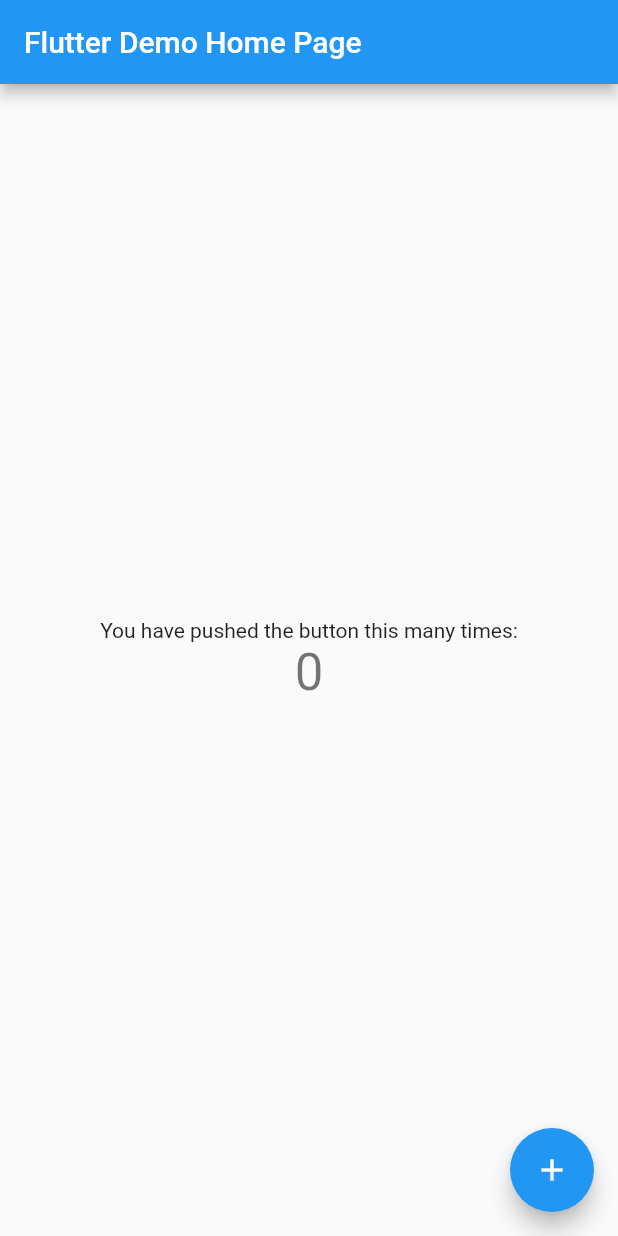
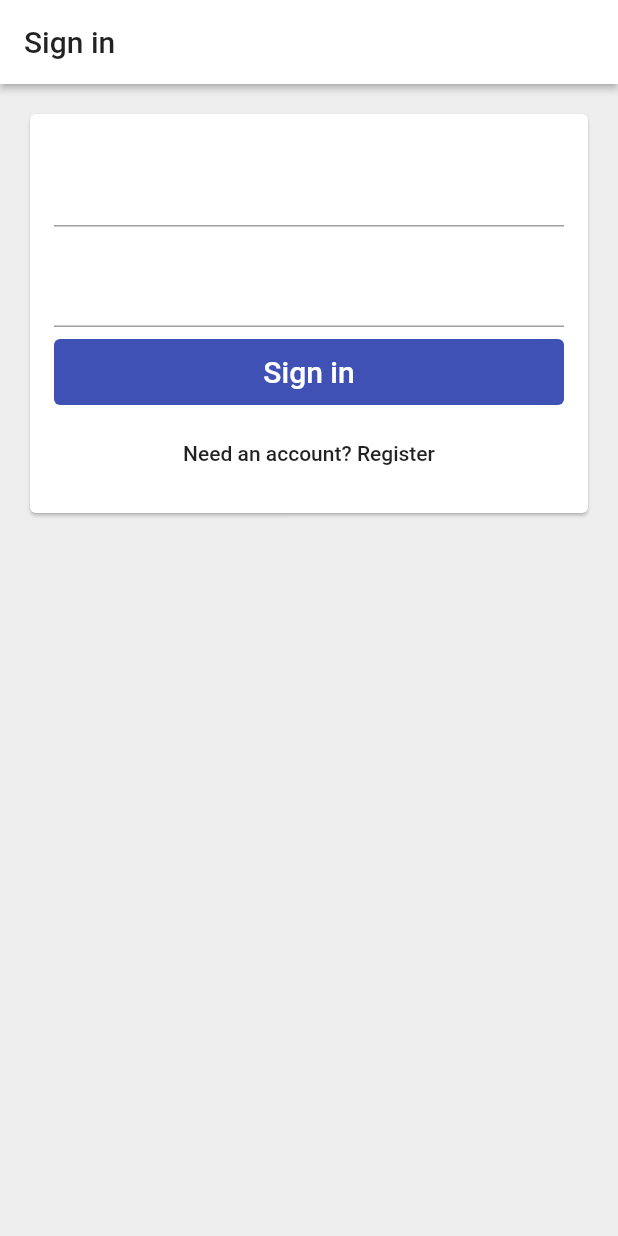
Before and after one commit to txconvergent/s20-community-safety, a Flutter app: the screen it shows after launch, on a phone screen of 412 x 824 dp. Run offline on Flutter 3.47's test engine with Material 2 defaults, Android fonts, the phone set to English and light mode, and no system bars; our stand-ins replace firebase_auth; accounts and stored records are empty.

Commit message:
"Added Firebase Authentication"

```diff
--- /dev/null
+++ b/route/lib/components/formButton.dart
@@ -0,0 +1,15 @@
+import 'package:flutter/material.dart';
+import 'package:route/components/raised_button.dart';
+
+
+class FormButton extends CustomRaisedButton {
+  FormButton ({
+    @required String text,
+    VoidCallback onPressed,
+  }) : super (child: Text(text, style: TextStyle(color: Colors.white, fontSize: 20.0)),
+              height: 44,
+              color: Colors.indigo,
+              borderRadius: 4.0,
+              onPressed: onPressed
+              );
+}
--- /dev/null
+++ b/route/lib/components/platform_exceptions_alert.dart
@@ -0,0 +1,32 @@
+import 'package:flutter/foundation.dart';
+import 'package:flutter/services.dart';
+
+import 'platform_alert_dialog.dart';
+class PlatformExceptionAlert extends PlatformAlert {
+  final PlatformException exception;
+  final String title;
+
+  PlatformExceptionAlert({
+    @required this.title,
+    @required this.exception
+  }) : super (
+    title: title,
+    content: _message(exception),
+    actionLabel: 'Ok'
+  );
+
+  static String _message(PlatformException exception) {
+    return errors[exception.message] ?? exception.message;
+  }
+
+  static Map<String, String> errors = {
+  'ERROR_WEAK_PASSWORD' : 'The password is not strong enough.',
+  'ERROR_INVALID_EMAIL' : 'The email is invalid.',
+  'ERROR_EMAIL_ALREADY_IN_USE' : 'The email is already in use.',
+  'ERROR_WRONG_PASSWORD' : 'The password is invalid',
+  'ERROR_USER_NOT_FOUND' : 'The user could not be found.',
+  'ERROR_USER_DISABLED' : 'The user is disabled',
+  'ERROR_TOO_MANY_REQUESTS' : 'There were too many attempts to sign in as this user.',
+  'ERROR_OPERATION_NOT_ALLOWED' : 'Indicates that Email & Password accounts are not enabled.'
+  };
+}
--- /dev/null
+++ b/route/lib/landing_page.dart
@@ -0,0 +1,26 @@
+import 'package:flutter/material.dart';
+import 'package:provider/provider.dart';
+import 'screens/home_page.dart';
+import 'screens/sign_in/email_sign_in.dart';
+import 'services/auth.dart';
+
+class LandingPage extends StatelessWidget {
+
+  @override
+  Widget build(BuildContext context) {
+    final AuthBase auth = Provider.of<AuthBase>(context);
+    return StreamBuilder<User> (stream: auth.onAuthStateChanged,
+      builder: (context, snapshot) {
+        if(snapshot.connectionState == ConnectionState.active) {
+          User user = snapshot.data;
+          if(user == null) {
+            return EmailSignIn();
+          } else {
+            return HomePage();
+          }
+        } else {
+          return Scaffold(body: Center(child: CircularProgressIndicator()));
+        }
+      });
+  }
+}
--- a/route/lib/main.dart
+++ b/route/lib/main.dart
@@ -1,4 +1,8 @@
 import 'package:flutter/material.dart';
+import 'package:provider/provider.dart';
+import 'package:route/theme/style.dart';
+import 'landing_page.dart';
+import 'services/auth.dart';
 
 void main() => runApp(MyApp());
 
@@ -6,106 +10,13 @@
   // This widget is the root of your application.
   @override
   Widget build(BuildContext context) {
-    return MaterialApp(
-      title: 'Flutter Demo',
-      theme: ThemeData(
-        // This is the theme of your application.
-        //
-        // Try running your application with "flutter run". You'll see the
-        // application has a blue toolbar. Then, without quitting the app, try
-        // changing the primarySwatch below to Colors.green and then invoke
-        // "hot reload" (press "r" in the console where you ran "flutter run",
-        // or simply save your changes to "hot reload" in a Flutter IDE).
-        // Notice that the counter didn't reset back to zero; the application
-        // is not restarted.
-        primarySwatch: Colors.blue,
-      ),
-      home: MyHomePage(title: 'Flutter Demo Home Page'),
+    return Provider<AuthBase>(create: (context) => Auth(),
+          child: MaterialApp(
+        title: 'Flutter Demo',
+        theme: appTheme(),
+        home: LandingPage(),
+        ),
     );
   }
+
 }
-
-class MyHomePage extends StatefulWidget {
-  MyHomePage({Key key, this.title}) : super(key: key);
-
-  // This widget is the home page of your application. It is stateful, meaning
-  // that it has a State object (defined below) that contains fields that affect
-  // how it looks.
-
-  // This class is the configuration for the state. It holds the values (in this
-  // case the title) provided by the parent (in this case the App widget) and
-  // used by the build method of the State. Fields in a Widget subclass are
-  // always marked "final".
-
-  final String title;
-
-  @override
-  _MyHomePageState createState() => _MyHomePageState();
-}
-
-class _MyHomePageState extends State<MyHomePage> {
-  int _counter = 0;
-
-  void _incrementCounter() {
-    setState(() {
-      // This call to setState tells the Flutter framework that something has
-      // changed in this State, which causes it to rerun the build method below
-      // so that the display can reflect the updated values. If we changed
-      // _counter without calling setState(), then the build method would not be
-      // called again, and so nothing would appear to happen.
-      _counter++;
-    });
-  }
-
-  @override
-  Widget build(BuildContext context) {
-    // This method is rerun every time setState is called, for instance as done
-    // by the _incrementCounter method above.
-    //
-    // The Flutter framework has been optimized to make rerunning build methods
-    // fast, so that you can just rebuild anything that needs updating rather
-    // than having to individually change instances of widgets.
-    return Scaffold(
-      appBar: AppBar(
-        // Here we take the value from the MyHomePage object that was created by
-        // the App.build method, and use it to set our appbar title.
-        title: Text(widget.title),
-      ),
-      body: Center(
-        // Center is a layout widget. It takes a single child and positions it
-        // in the middle of the parent.
-        child: Column(
-          // Column is also a layout widget. It takes a list of children and
-          // arranges them vertically. By default, it sizes itself to fit its
-          // children horizontally, and tries to be as tall as its parent.
-          //
-          // Invoke "debug painting" (press "p" in the console, choose the
-          // "Toggle Debug Paint" action from the Flutter Inspector in Android
-          // Studio, or the "Toggle Debug Paint" command in Visual Studio Code)
-          // to see the wireframe for each widget.
-          //
-          // Column has various properties to control how it sizes itself and
-          // how it positions its children. Here we use mainAxisAlignment to
-          // center the children vertically; the main axis here is the vertical
-          // axis because Columns are vertical (the cross axis would be
-          // horizontal).
-          mainAxisAlignment: MainAxisAlignment.center,
-          children: <Widget>[
-            Text(
-              'You have pushed the button this many times:',
-            ),
-            Text(
-              '$_counter',
-              style: Theme.of(context).textTheme.display1,
-            ),
-          ],
-        ),
-      ),
-      floatingActionButton: FloatingActionButton(
-        onPressed: _incrementCounter,
-        tooltip: 'Increment',
-        child: Icon(Icons.add),
-      ), // This trailing comma makes auto-formatting nicer for build methods.
-    );
-  }
-}
--- /dev/null
+++ b/route/lib/models/user.dart
@@ -0,0 +1,7 @@
+
+import 'package:flutter/foundation.dart';
+
+class User {
+  User({@required this.uid});
+  final String uid;
+}
--- /dev/null
+++ b/route/lib/models/validators.dart
@@ -0,0 +1,17 @@
+abstract class StringValidator {
+  bool isValid(String text);
+}
+
+class Validator implements StringValidator {
+    @override
+    bool isValid (String text) {
+      return text.isNotEmpty;
+    }
+}
+
+class EmailPasswordsValidators {
+  final StringValidator emailValidator = Validator();
+  final StringValidator passwordValidator = Validator();
+  final String invalidEmail = 'Email can\'t be empty';
+  final String invalidPassword = 'Password can\'t be empty';
+}
--- /dev/null
+++ b/route/lib/screens/sign_in/components/email_sign_in_bloc.dart
@@ -0,0 +1,44 @@
+import 'dart:async';
+
+import 'package:flutter/foundation.dart';
+
+import '../../../services/auth.dart';
+import 'email_sign_in_model.dart';
+
+class EmailSignInBloc {
+  final StreamController<EmailSignInModel> _modelController = StreamController<EmailSignInModel>();
+  final AuthBase auth;
+  EmailSignInBloc({@required this.auth});
+  Stream<EmailSignInModel> get modelStream => _modelController.stream;
+  EmailSignInModel _model = EmailSignInModel();
+  void dispose() {
+    _modelController.close();
+  }
+
+  void toggleForm() => updateStream(email: '', password: '',
+                        formType: _model.formType == FormType.signIn ? FormType.register: FormType.signIn,
+                        submitted: false, isLoading: false);
+
+  void updateEmail(String email) => updateStream(email: email);
+
+  void updatePassword(String password) => updateStream(password: password);
+
+  void updateStream({String email, String password, FormType formType, bool isLoading, bool submitted}) {
+    _model = _model.update(email: email, password: password, formType: formType, isLoading: isLoading, submitted: submitted);
+    _modelController.add(_model);
+  }
+
+  Future<void> submit() async {
+    updateStream(isLoading: true, submitted: true);
+    try{
+      if(_model.formType == FormType.signIn) {
+        await auth.signInEmail(_model.email, _model.password);
+      } else {
+        await auth.createUser(_model.email, _model.password);
+      }
+    } catch (e) {
+      updateStream(isLoading: false);
+      rethrow;
+    }
+  }
+}
--- /dev/null
+++ b/route/lib/screens/sign_in/components/email_sign_in_form.dart
@@ -0,0 +1,107 @@
+import 'package:flutter/material.dart';
+import 'package:provider/provider.dart';
+import 'package:flutter/services.dart';
+
+
+import '../../../components/formButton.dart';
+import '../../../components/platform_exceptions_alert.dart';
+import '../../../services/auth.dart';
+import 'email_sign_in_bloc.dart';
+import 'email_sign_in_model.dart';
+
+
+class EmailForm extends StatefulWidget {
+  final EmailSignInBloc bloc;
+
+  @override
+  EmailForm({@required this.bloc});
+
+  static Widget create(BuildContext context) {
+    return Provider<EmailSignInBloc>(
+      create: (_) => EmailSignInBloc(auth: Provider.of<AuthBase>(context)),
+      dispose: (context, bloc) => bloc.dispose(),
+      child: Consumer<EmailSignInBloc>(builder: (context, bloc, _) => EmailForm(bloc: bloc))
+    );
+  }
+  _EmailFormState createState() => _EmailFormState();
+}
+
+class _EmailFormState extends State<EmailForm> {
+
+  final TextEditingController _emailController = TextEditingController();
+  final TextEditingController _passwordController = TextEditingController();
+  final FocusNode _emailNode = FocusNode();
+  final FocusNode _passwordNode = FocusNode();
+
+
+  @override
+  void dispose() {
+    _emailController.dispose();
+    _passwordController.dispose();
+    _emailNode.dispose();
+    _passwordNode.dispose();
+    super.dispose();
+  }
+
+  Future<void> _submit() async {
+    try{
+      await widget.bloc.submit();
+      Navigator.of(context).pop();
+    } on PlatformException catch (e) {
+      PlatformExceptionAlert(title: 'Sign in failed', exception: e).show(context);
+    }
+  }
+
+  @override
+  Widget build(BuildContext context) {
+    return StreamBuilder<EmailSignInModel> (
+      stream: widget.bloc.modelStream,
+      initialData: EmailSignInModel(),
+      builder: (context, snapshot) {
+        return Padding(padding: const EdgeInsets.all(16.0),
+          child: Column(mainAxisSize: MainAxisSize.min, crossAxisAlignment: CrossAxisAlignment.stretch,
+          children: _buildChildren(snapshot.data))
+        );
+      }
+    );
+
+  }
+
+
+  void _switchFocus(EmailSignInModel model) {
+    final newFocus = model.emailValidator.isValid(model.email) ? _passwordNode: _emailNode;
+    FocusScope.of(context).requestFocus(newFocus);
+  }
+  void _toggleForm () {
+    widget.bloc.toggleForm();
+    _emailController.clear();
+    _passwordController.clear();
+  }
+
+
+  List<Widget> _buildChildren(EmailSignInModel model) {
+    return [_buildEmail(model),
+            SizedBox(height: 8),
+            _buildPassword(model),
+            SizedBox(height: 8),
+            FormButton(text: model.primaryText, onPressed: model.isValid ? _submit: null),
+            SizedBox(height: 8),
+            FlatButton(child: Text(model.secondaryText) , onPressed: !model.isLoading ? _toggleForm: null)];
+  }
+
+  TextField _buildEmail(EmailSignInModel model) {
+    return TextField(controller: _emailController, focusNode: _emailNode,
+              decoration: InputDecoration(labelText: 'Email', hintText: 'example@example.com', errorText: model.errorEmailText),
+              autocorrect: false, keyboardType: TextInputType.emailAddress, textInputAction: TextInputAction.next,
+              onChanged: widget.bloc.updateEmail, enabled: model.isLoading == false,
+              onEditingComplete: () => _switchFocus(model));
+  }
+
+  TextField _buildPassword(EmailSignInModel model) {
+    return TextField(controller: _passwordController, focusNode: _passwordNode,
+                        decoration: InputDecoration(labelText: 'Password', errorText: model.errorPasswordText),
+                        obscureText: true, textInputAction: TextInputAction.done,
+                        onChanged:  widget.bloc.updatePassword, enabled: model.isLoading == false,
+                        onEditingComplete: _submit);
+  }
+}
--- /dev/null
+++ b/route/lib/screens/sign_in/components/email_sign_in_model.dart
@@ -0,0 +1,47 @@
+
+
+import '../../../models/validators.dart';
+
+enum FormType {signIn, register}
+
+class EmailSignInModel with EmailPasswordsValidators {
+  final String email;
+  final String password;
+  final FormType formType;
+  final bool isLoading;
+  final bool submitted;
+
+  EmailSignInModel({
+  this.email = '',
+  this.password = '',
+  this.formType = FormType.signIn,
+  this.isLoading = false,
+  this.submitted = false});
+
+
+  String get primaryText {
+    return formType == FormType.signIn ? 'Sign in': 'Create an account';
+  }
+
+  String get secondaryText {
+    return formType == FormType.signIn ? 'Need an account? Register': 'Have an account? Sign in';
+  }
+
+  bool get isValid {
+    return !isLoading && emailValidator.isValid(email) &&
+                  passwordValidator.isValid(password);
+  }
+
+  String get errorEmailText {
+    return submitted && !emailValidator.isValid(email) ? invalidEmail: null;
+  }
+  String get errorPasswordText {
+    return submitted && !passwordValidator.isValid(password) ? invalidPassword: null;
+  }
+
+  EmailSignInModel update({String email, String password, FormType formType, bool isLoading, bool submitted}) {
+    return EmailSignInModel(email: email ?? this.email, password: password ?? this.password, formType: formType ?? this.formType,
+      isLoading: isLoading ?? this.isLoading, submitted: submitted ?? this.submitted);
+  }
+
+}
--- /dev/null
+++ b/route/lib/screens/sign_in/email_sign_in.dart
@@ -0,0 +1,18 @@
+import 'package:flutter/material.dart';
+
+import 'components/email_sign_in_form.dart';
+
+class EmailSignIn extends StatelessWidget {
+  @override
+  Widget build(BuildContext context) {
+    return Scaffold(appBar: AppBar(title: Text('Sign in'), elevation: 2),
+            body: SingleChildScrollView(
+              child: Padding(padding: const EdgeInsets.all(16.0),
+                child: Card(
+                  child: EmailForm.create(context))
+                )
+              ),
+            backgroundColor: Colors.grey[200],
+    );
+  }
+}
--- /dev/null
+++ b/route/lib/services/auth.dart
@@ -0,0 +1,54 @@
+import 'package:firebase_auth/firebase_auth.dart';
+
+class User {
+  User({this.uid});
+  final String uid;
+}
+
+
+abstract class AuthBase {
+  Future<User> currentUser();
+  Future<void> signOut();
+  Stream<User> get onAuthStateChanged;
+  Future<User> signInEmail(String email, String password);
+  Future<User> createUser(String email, String password);
+}
+
+class Auth extends AuthBase{
+  final _firebaseAuth = FirebaseAuth.instance;
+
+  User _userFromFirebase(FirebaseUser user) {
+    if(user == null) {
+      return null;
+    }
+    return User(uid: user.uid);
+  }
+
+  @override
+  Stream<User> get onAuthStateChanged {
+    return _firebaseAuth.onAuthStateChanged.map(_userFromFirebase);
+  }
+
+  @override
+  Future<User> currentUser() async {
+    final user = await _firebaseAuth.currentUser();
+    return _userFromFirebase(user);
+  }
+
+  @override
+  Future<User> signInEmail(String email, String password) async {
+    final authResult = await _firebaseAuth.signInWithEmailAndPassword(email: email, password: password);
+    return _userFromFirebase(authResult.user);
+  }
+
+  @override
+  Future<User> createUser(String email, String password) async {
+    final authResult = await _firebaseAuth.createUserWithEmailAndPassword(email: email, password: password);
+    return _userFromFirebase(authResult.user);
+  }
+
+  @override
+  Future<void> signOut() async {
+    await _firebaseAuth.signOut();
+  }
+}
--- /dev/null
+++ b/route/lib/theme/style.dart
@@ -0,0 +1,13 @@
+import 'package:flutter/material.dart';
+
+ThemeData appTheme() {
+  return ThemeData(
+    primaryColor: Colors.white,
+    accentColor: Colors.orange,
+    hintColor: Colors.white,
+    dividerColor: Colors.white,
+    buttonColor: Colors.white,
+    scaffoldBackgroundColor: Colors.black,
+    canvasColor: Colors.black,
+  );
+}
--- a/route/pubspec.yaml
+++ b/route/pubspec.yaml
@@ -19,6 +19,9 @@
 dependencies:
   flutter:
     sdk: flutter
+  firebase_auth: ^0.15.5+2
+  provider: ^4.0.4
+
 
   # The following adds the Cupertino Icons font to your application.
   # Use with the CupertinoIcons class for iOS style icons.
```
Also changed, not shown: route/lib/components/platform_alert_dialog.dart (added, +68 -0 lines), route/lib/components/platform_widgets.dart (added, +14 -0 lines), route/lib/components/raised_button.dart (added, +26 -0 lines), route/lib/screens/home_page.dart (added, +33 -0 lines), route/pubspec.lock, 8 other files.
